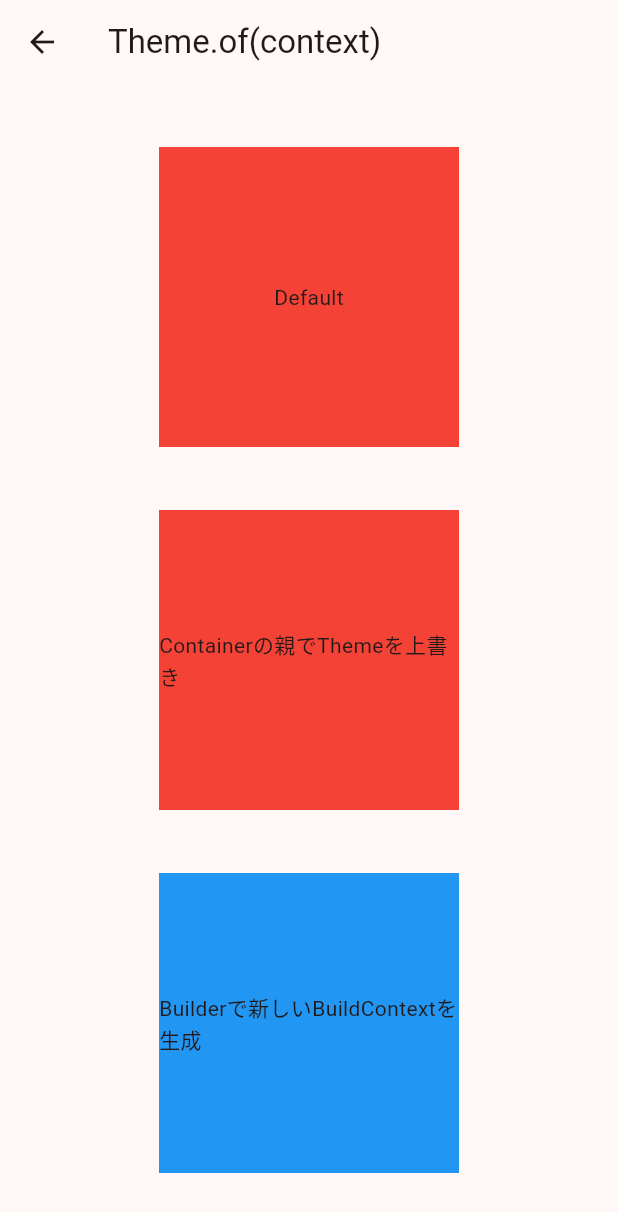
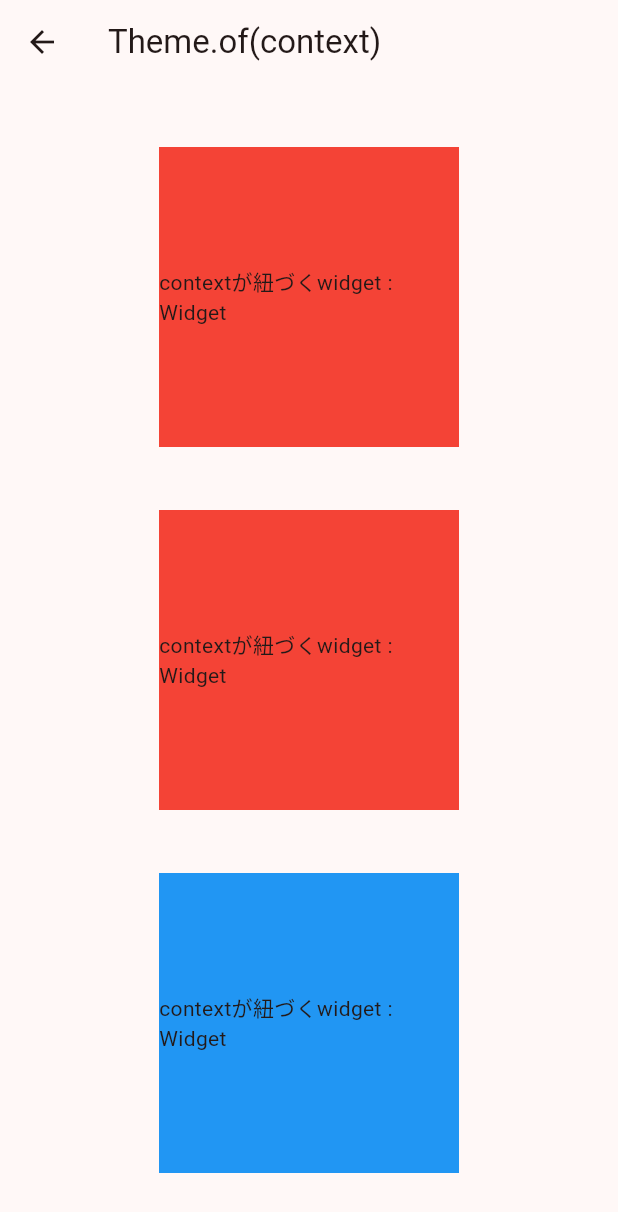
Before and after one commit to rizchi17/flutter_buildcontext, a Flutter app: the ThemeOfContextPage screen opened directly, on a phone screen of 412 x 824 dp. Shown: the top 1212 px of the screen. Run offline on Flutter 3.47's test engine with Material 3 defaults, Android fonts, the phone set to English and light mode, and no system bars.

Commit message:
contextの違いがわかるように変更

```diff
--- a/lib/theme_of_context_page.dart
+++ b/lib/theme_of_context_page.dart
@@ -1,13 +1,8 @@
 import 'package:flutter/material.dart';
 
-class ThemeOfContextPage extends StatefulWidget {
+class ThemeOfContextPage extends StatelessWidget {
   const ThemeOfContextPage({super.key});
 
-  @override
-  State<ThemeOfContextPage> createState() => _ThemeOfContextPageState();
-}
-
-class _ThemeOfContextPageState extends State<ThemeOfContextPage> {
   @override
   Widget build(BuildContext context) {
     return Scaffold(
@@ -23,7 +18,7 @@ class _ThemeOfContextPageState extends State<ThemeOfContextPage> {
               // この context はbuild関数の引数なので、
               // -> red
               color: Theme.of(context).primaryColor,
-              child: Text('Default'),
+              child: Text('contextが紐づくwidget : ${context.widget.toString()}'),
             ),
             Theme(
               data: ThemeData(primaryColor: Colors.blue),
@@ -35,12 +30,13 @@ class _ThemeOfContextPageState extends State<ThemeOfContextPage> {
                 // この context はbuild関数の引数なので、
                 // Theme で primaryColor 指定してるけれど使用されるのは
                 // -> red
-                child: Text('Containerの親でThemeを上書き'),
+                child: Text('contextが紐づくwidget : ${context.widget.toString()}'),
               ),
             ),
             Theme(
-                data: ThemeData(primaryColor: Colors.blue),
-                child: Builder(builder: (BuildContext context) {
+              data: ThemeData(primaryColor: Colors.blue),
+              child: Builder(
+                builder: (BuildContext context) {
                   return Container(
                     alignment: Alignment.center,
                     width: 200,
@@ -48,9 +44,11 @@ class _ThemeOfContextPageState extends State<ThemeOfContextPage> {
                     // この context は Builder で新しく作られた BuildContextなので、
                     // -> blue
                     color: Theme.of(context).primaryColor,
-                    child: Text('Builderで新しいBuildContextを生成'),
+                    child: Text('contextが紐づくwidget : ${context.widget.toString()}'),
                   );
-                }))
+                },
+              ),
+            )
           ],
         ),
       ),
```
